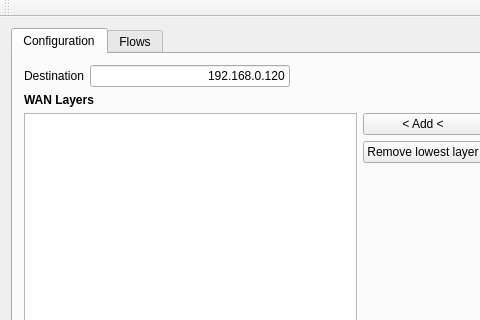
The window that mainwindow.ui (tibob/wanperf) describes before a commit, drawn with Qt 5; both pictures show x 0 to 480 and y 0 to 320 of the 1180 by 657 pixel window.
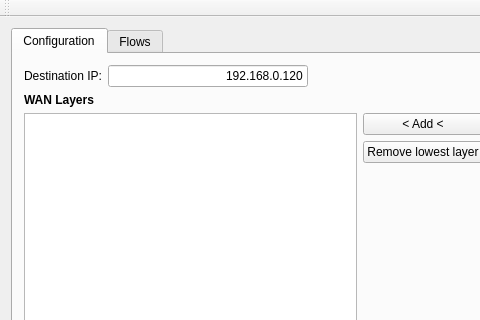
The same window after the commit. The open tabs and pages were chosen to show the change.

Diff of the .ui file:
```diff
--- a/mainwindow.ui
+++ b/mainwindow.ui
@@ -30,7 +30,7 @@
           <item>
            <widget class="QLabel" name="label">
             <property name="text">
-             <string>Destination</string>
+             <string>Destination IP:</string>
             </property>
            </widget>
           </item>
```
Left out of the diff: 2 changed lines with no effect on the pictures.
